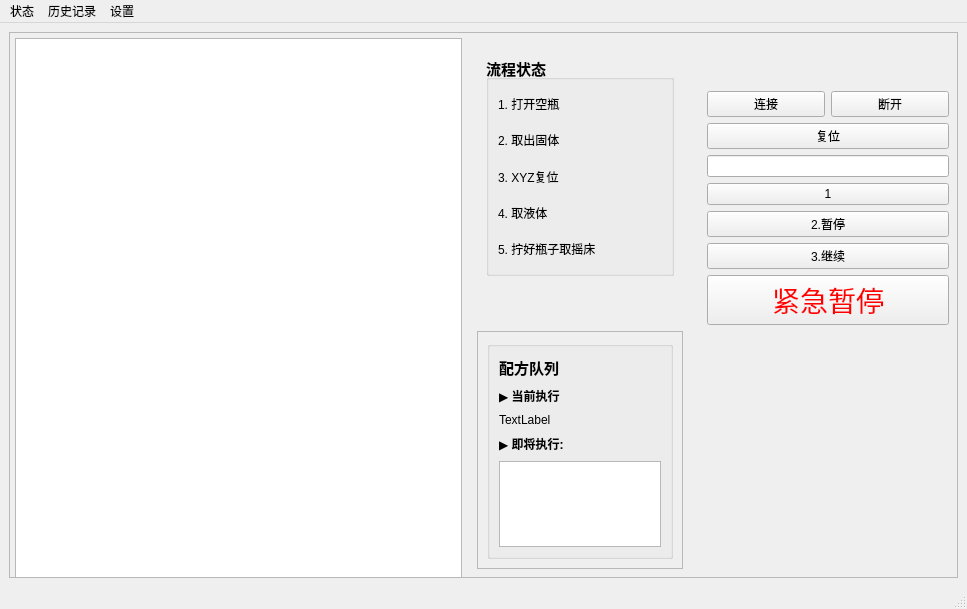
Qt form mainwindow.ui (LightningFlashEvE/high-throughput-perovskite-medication-system) before a commit.
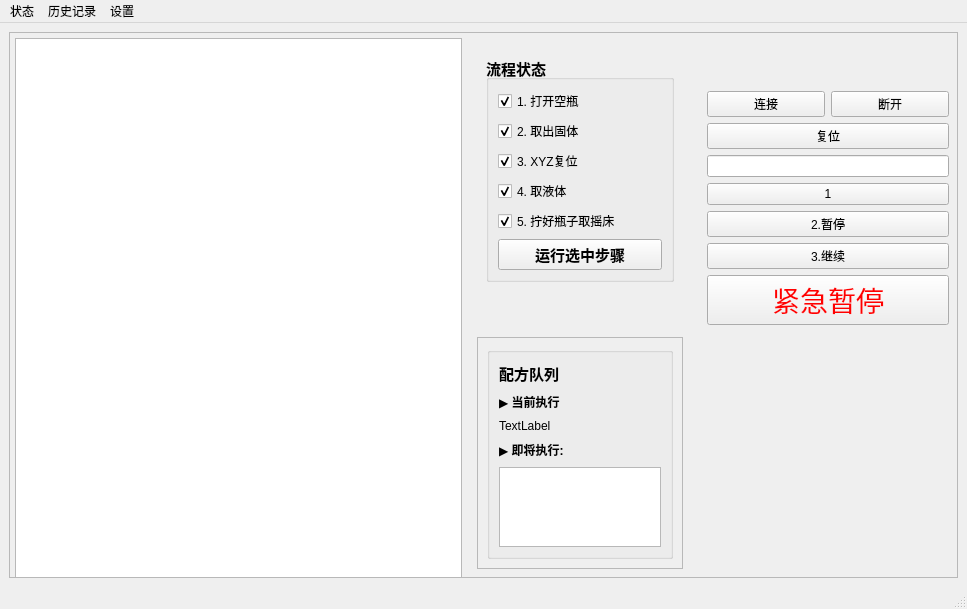
The same form after that commit. Icons and pictures are not drawn.

```diff
--- a/mainwindow.ui
+++ b/mainwindow.ui
@@ -64,7 +64,7 @@
                   </property>
                   <layout class="QVBoxLayout" name="verticalLayout_8">
                    <item>
-                    <widget class="QLabel" name="m_processState_takeEmptyBottle">
+                    <widget class="QCheckBox" name="m_processCheckBox_takeEmptyBottle">
                      <property name="font">
                       <font>
                        <pointsize>9</pointsize>
@@ -74,10 +74,13 @@
                      <property name="text">
                       <string>1. 打开空瓶</string>
                      </property>
+                     <property name="checked">
+                      <bool>true</bool>
+                     </property>
                     </widget>
                    </item>
                    <item>
-                    <widget class="QLabel" name="m_processState_getSolid">
+                    <widget class="QCheckBox" name="m_processCheckBox_getSolid">
                      <property name="font">
                       <font>
                        <pointsize>9</pointsize>
@@ -87,10 +90,13 @@
                      <property name="text">
                       <string>2. 取出固体</string>
                      </property>
+                     <property name="checked">
+                      <bool>true</bool>
+                     </property>
                     </widget>
                    </item>
                    <item>
-                    <widget class="QLabel" name="m_processState_resetXYZ">
+                    <widget class="QCheckBox" name="m_processCheckBox_resetXYZ">
                      <property name="font">
                       <font>
                        <pointsize>9</pointsize>
@@ -100,10 +106,13 @@
                      <property name="text">
                       <string>3. XYZ复位</string>
                      </property>
+                     <property name="checked">
+                      <bool>true</bool>
+                     </property>
                     </widget>
                    </item>
                    <item>
-                    <widget class="QLabel" name="m_processState_getLiquid">
+                    <widget class="QCheckBox" name="m_processCheckBox_getLiquid">
                      <property name="font">
                       <font>
                        <pointsize>9</pointsize>
@@ -113,10 +122,13 @@
                      <property name="text">
                       <string>4. 取液体</string>
                      </property>
+                     <property name="checked">
+                      <bool>true</bool>
+                     </property>
                     </widget>
                    </item>
                    <item>
-                    <widget class="QLabel" name="m_processState_tightenBottle">
+                    <widget class="QCheckBox" name="m_processCheckBox_tightenBottle">
                      <property name="font">
                       <font>
                        <pointsize>9</pointsize>
@@ -125,6 +137,16 @@
                      </property>
                      <property name="text">
                       <string>5. 拧好瓶子取摇床</string>
+                     </property>
+                     <property name="checked">
+                      <bool>true</bool>
+                     </property>
+                    </widget>
+                   </item>
+                   <item>
+                    <widget class="QPushButton" name="m_runSelectedStepsButton">
+                     <property name="text">
+                      <string>运行选中步骤</string>
                      </property>
                     </widget>
                    </item>
```
